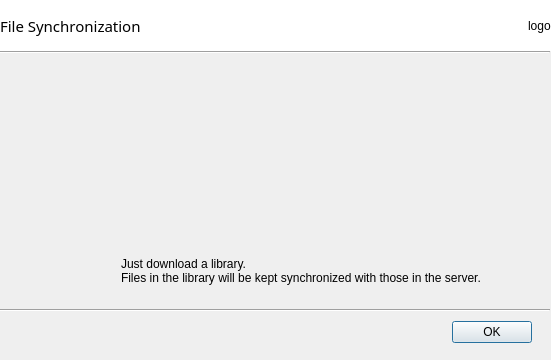
The window that ui/tips-dialog.ui (jlthldy/seafile-client) describes before a commit, drawn with Qt 5.
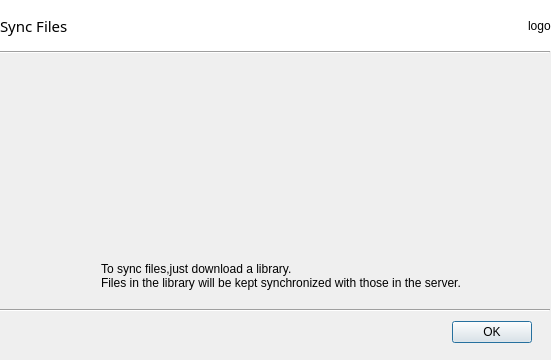
The same window after the commit. Icons and pictures are not drawn.

What changed in the file:
```diff
--- a/ui/tips-dialog.ui
+++ b/ui/tips-dialog.ui
@@ -43,7 +43,7 @@
        <string notr="true"/>
       </property>
       <property name="text">
-       <string>File Synchronization </string>
+       <string>Sync Files</string>
       </property>
      </widget>
     </item>
@@ -158,10 +158,10 @@
   <widget class="QWidget" name="horizontalLayoutWidget_2">
    <property name="geometry">
     <rect>
-     <x>55</x>
+     <x>45</x>
      <y>250</y>
-     <width>491</width>
-     <height>41</height>
+     <width>471</width>
+     <height>51</height>
     </rect>
    </property>
    <layout class="QHBoxLayout" name="horizontalLayout_4">
@@ -184,7 +184,7 @@
        <bool>true</bool>
       </property>
       <property name="text">
-       <string>Just download a library.
+       <string>To sync files,just download a library.
 Files in the library will be kept synchronized with those in the server.</string>
       </property>
       <property name="openExternalLinks">
```
Left out of the diff: 2 changed lines with no effect on the pictures.
